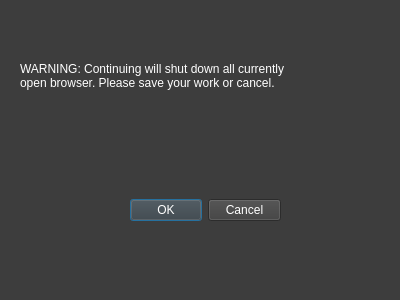
Qt form ui/alertPopup.ui (HowePersonal/DistractionBlocker) before a commit.
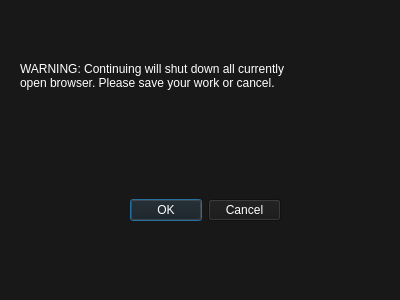
The same form after that commit.

```diff
--- a/ui/alertPopup.ui
+++ b/ui/alertPopup.ui
@@ -14,7 +14,7 @@
    <string>Form</string>
   </property>
   <property name="styleSheet">
-   <string notr="true">background-color:rgb(61,61,61);</string>
+   <string notr="true">background-color:rgb(24,24,24);</string>
   </property>
   <widget class="QDialogButtonBox" name="btn_alert">
    <property name="geometry">
```
